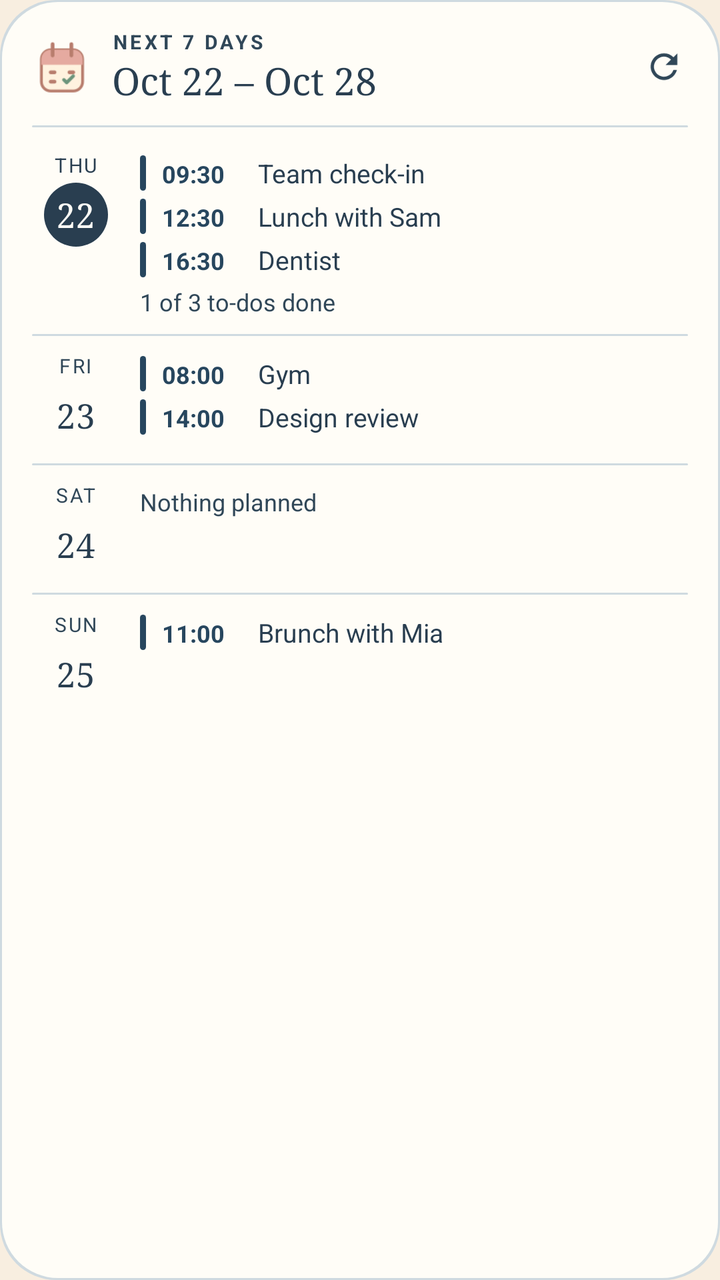
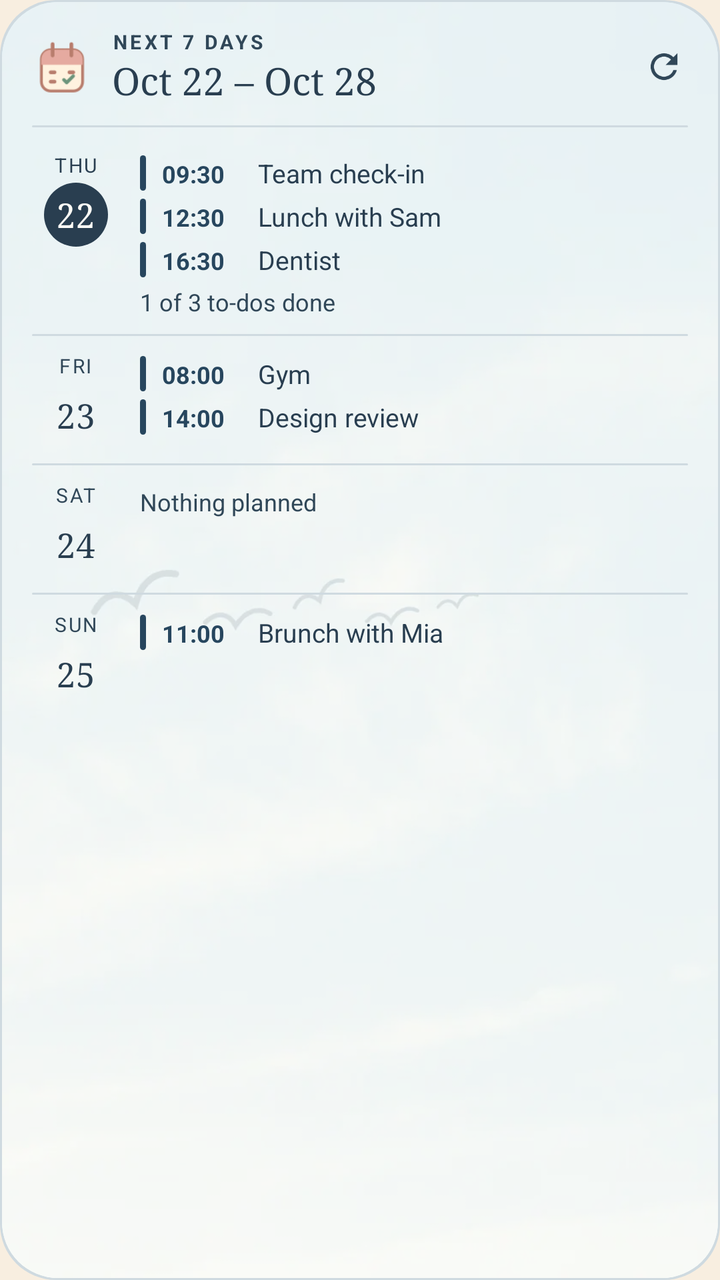

Before-and-after screenshots of an Android layout around one commit, followed by the original layout XML and the change that was made.
<!-- AndroidManifest.xml: application theme Screen -->
<!-- res/layout/widget_preview_week.xml -->
<?xml version="1.0" encoding="utf-8"?>
<FrameLayout xmlns:android="http://schemas.android.com/apk/res/android"
    xmlns:tools="http://schemas.android.com/tools"
    android:layout_width="match_parent"
    android:layout_height="match_parent"
    tools:ignore="HardcodedText,UseAppTint">

    <ImageView android:layout_width="match_parent" android:layout_height="match_parent" android:importantForAccessibility="no" android:scaleType="fitXY" android:src="@drawable/round_card" android:tint="@color/preview_line" />
    <ImageView android:layout_width="match_parent" android:layout_height="match_parent" android:layout_margin="1dp" android:importantForAccessibility="no" android:scaleType="fitXY" android:src="@drawable/round_card" android:tint="@color/preview_surface" />

    <LinearLayout android:layout_width="match_parent" android:layout_height="match_parent" android:orientation="vertical" android:paddingStart="16dp" android:paddingTop="14dp" android:paddingEnd="10dp" android:paddingBottom="6dp">
        <LinearLayout android:layout_width="match_parent" android:layout_height="wrap_content" android:gravity="center_vertical">
            <ImageView android:layout_width="30dp" android:layout_height="30dp" android:importantForAccessibility="no" android:src="@drawable/desk_schedule" />
            <LinearLayout android:layout_width="0dp" android:layout_height="wrap_content" android:layout_marginStart="10dp" android:layout_weight="1" android:orientation="vertical">
                <TextView android:layout_width="wrap_content" android:layout_height="wrap_content" android:letterSpacing="0.14" android:maxLines="1" android:text="@string/widget_label_week" android:textAllCaps="true" android:textColor="@color/preview_muted" android:textSize="10sp" android:textStyle="bold" />
                <TextView android:layout_width="wrap_content" android:layout_height="wrap_content" android:ellipsize="end" android:fontFamily="serif" android:maxLines="1" android:text="@string/preview_week_range" android:textColor="@color/preview_ink" android:textSize="19sp" />
            </LinearLayout>
            <ImageView android:layout_width="36dp" android:layout_height="36dp" android:importantForAccessibility="no" android:padding="8dp" android:src="@drawable/ic_refresh" android:tint="@color/preview_muted" />
        </LinearLayout>
        <ImageView android:layout_width="match_parent" android:layout_height="1dp" android:layout_marginTop="10dp" android:layout_marginEnd="6dp" android:importantForAccessibility="no" android:scaleType="fitXY" android:src="@drawable/round_card" android:tint="@color/preview_line" />

        <LinearLayout android:layout_width="match_parent" android:layout_height="wrap_content" android:orientation="vertical" android:paddingTop="4dp">
            
            <LinearLayout android:layout_width="match_parent" android:layout_height="wrap_content" android:paddingTop="8dp" android:paddingBottom="8dp">
                <LinearLayout android:layout_width="44dp" android:layout_height="wrap_content" android:gravity="center_horizontal" android:orientation="vertical">
                    <TextView android:layout_width="wrap_content" android:layout_height="wrap_content" android:letterSpacing="0.08" android:maxLines="1" android:text="@string/preview_weekday_thu" android:textColor="@color/preview_ink" android:textSize="10sp" />
                    <TextView android:layout_width="32dp" android:layout_height="32dp" android:layout_marginTop="2dp" android:background="@drawable/round_circle" android:backgroundTint="@color/preview_ink" android:fontFamily="serif" android:gravity="center" android:text="22" android:textColor="@color/preview_surface" android:textSize="17sp" />
                </LinearLayout>
                <LinearLayout android:layout_width="0dp" android:layout_height="wrap_content" android:layout_marginStart="10dp" android:layout_weight="1" android:orientation="vertical">
                    <LinearLayout android:layout_width="match_parent" android:layout_height="wrap_content" android:paddingTop="2dp" android:paddingBottom="2dp">
                        <ImageView android:layout_width="3dp" android:layout_height="match_parent" android:importantForAccessibility="no" android:scaleType="fitXY" android:src="@drawable/round_bar" android:tint="@color/preview_accent" />
                        <TextView android:layout_width="48dp" android:layout_height="wrap_content" android:layout_marginStart="8dp" android:maxLines="1" android:text="09:30" android:textColor="@color/preview_accent" android:textSize="12sp" android:textStyle="bold" />
                        <TextView android:layout_width="0dp" android:layout_height="wrap_content" android:layout_weight="1" android:ellipsize="end" android:maxLines="1" android:text="@string/preview_event_one" android:textColor="@color/preview_ink" android:textSize="13sp" />
                    </LinearLayout>
                    <LinearLayout android:layout_width="match_parent" android:layout_height="wrap_content" android:paddingTop="2dp" android:paddingBottom="2dp">
                        <ImageView android:layout_width="3dp" android:layout_height="match_parent" android:importantForAccessibility="no" android:scaleType="fitXY" android:src="@drawable/round_bar" android:tint="@color/preview_accent" />
                        <TextView android:layout_width="48dp" android:layout_height="wrap_content" android:layout_marginStart="8dp" android:maxLines="1" android:text="12:30" android:textColor="@color/preview_accent" android:textSize="12sp" android:textStyle="bold" />
                        <TextView android:layout_width="0dp" android:layout_height="wrap_content" android:layout_weight="1" android:ellipsize="end" android:maxLines="1" android:text="@string/preview_event_lunch" android:textColor="@color/preview_ink" android:textSize="13sp" />
                    </LinearLayout>
                    <LinearLayout android:layout_width="match_parent" android:layout_height="wrap_content" android:paddingTop="2dp" android:paddingBottom="2dp">
                        <ImageView android:layout_width="3dp" android:layout_height="match_parent" android:importantForAccessibility="no" android:scaleType="fitXY" android:src="@drawable/round_bar" android:tint="@color/preview_accent" />
                        <TextView android:layout_width="48dp" android:layout_height="wrap_content" android:layout_marginStart="8dp" android:maxLines="1" android:text="16:30" android:textColor="@color/preview_accent" android:textSize="12sp" android:textStyle="bold" />
                        <TextView android:layout_width="0dp" android:layout_height="wrap_content" android:layout_weight="1" android:ellipsize="end" android:maxLines="1" android:text="@string/preview_event_two" android:textColor="@color/preview_ink" android:textSize="13sp" />
                    </LinearLayout>
                    <TextView android:layout_width="match_parent" android:layout_height="wrap_content" android:paddingTop="2dp" android:text="@string/preview_week_tasks" android:textColor="@color/preview_muted" android:textSize="12sp" />
                </LinearLayout>
            </LinearLayout>

            <ImageView android:layout_width="match_parent" android:layout_height="1dp" android:layout_marginEnd="6dp" android:importantForAccessibility="no" android:scaleType="fitXY" android:src="@drawable/round_card" android:tint="@color/preview_line" />
            <LinearLayout android:layout_width="match_parent" android:layout_height="wrap_content" android:paddingTop="8dp" android:paddingBottom="8dp">
                <LinearLayout android:layout_width="44dp" android:layout_height="wrap_content" android:gravity="center_horizontal" android:orientation="vertical">
                    <TextView android:layout_width="wrap_content" android:layout_height="wrap_content" android:letterSpacing="0.08" android:maxLines="1" android:text="@string/preview_weekday_fri" android:textColor="@color/preview_muted" android:textSize="10sp" />
                    <TextView android:layout_width="32dp" android:layout_height="32dp" android:layout_marginTop="2dp" android:fontFamily="serif" android:gravity="center" android:text="23" android:textColor="@color/preview_ink" android:textSize="17sp" />
                </LinearLayout>
                <LinearLayout android:layout_width="0dp" android:layout_height="wrap_content" android:layout_marginStart="10dp" android:layout_weight="1" android:orientation="vertical">
                    <LinearLayout android:layout_width="match_parent" android:layout_height="wrap_content" android:paddingTop="2dp" android:paddingBottom="2dp">
                        <ImageView android:layout_width="3dp" android:layout_height="match_parent" android:importantForAccessibility="no" android:scaleType="fitXY" android:src="@drawable/round_bar" android:tint="@color/preview_accent" />
                        <TextView android:layout_width="48dp" android:layout_height="wrap_content" android:layout_marginStart="8dp" android:maxLines="1" android:text="08:00" android:textColor="@color/preview_accent" android:textSize="12sp" android:textStyle="bold" />
                        <TextView android:layout_width="0dp" android:layout_height="wrap_content" android:layout_weight="1" android:ellipsize="end" android:maxLines="1" android:text="@string/preview_event_gym" android:textColor="@color/preview_ink" android:textSize="13sp" />
                    </LinearLayout>
                    <LinearLayout android:layout_width="match_parent" android:layout_height="wrap_content" android:paddingTop="2dp" android:paddingBottom="2dp">
                        <ImageView android:layout_width="3dp" android:layout_height="match_parent" android:importantForAccessibility="no" android:scaleType="fitXY" android:src="@drawable/round_bar" android:tint="@color/preview_accent" />
                        <TextView android:layout_width="48dp" android:layout_height="wrap_content" android:layout_marginStart="8dp" android:maxLines="1" android:text="14:00" android:textColor="@color/preview_accent" android:textSize="12sp" android:textStyle="bold" />
                        <TextView android:layout_width="0dp" android:layout_height="wrap_content" android:layout_weight="1" android:ellipsize="end" android:maxLines="1" android:text="@string/preview_event_review" android:textColor="@color/preview_ink" android:textSize="13sp" />
                    </LinearLayout>
                </LinearLayout>
            </LinearLayout>

            <ImageView android:layout_width="match_parent" android:layout_height="1dp" android:layout_marginEnd="6dp" android:importantForAccessibility="no" android:scaleType="fitXY" android:src="@drawable/round_card" android:tint="@color/preview_line" />
            <LinearLayout android:layout_width="match_parent" android:layout_height="wrap_content" android:paddingTop="8dp" android:paddingBottom="8dp">
                <LinearLayout android:layout_width="44dp" android:layout_height="wrap_content" android:gravity="center_horizontal" android:orientation="vertical">
                    <TextView android:layout_width="wrap_content" android:layout_height="wrap_content" android:letterSpacing="0.08" android:maxLines="1" android:text="@string/preview_weekday_sat" android:textColor="@color/preview_muted" android:textSize="10sp" />
                    <TextView android:layout_width="32dp" android:layout_height="32dp" android:layout_marginTop="2dp" android:fontFamily="serif" android:gravity="center" android:text="24" android:textColor="@color/preview_ink" android:textSize="17sp" />
                </LinearLayout>
                <TextView android:layout_width="0dp" android:layout_height="wrap_content" android:layout_marginStart="10dp" android:layout_weight="1" android:paddingTop="2dp" android:text="@string/widget_free" android:textColor="@color/preview_muted" android:textSize="12sp" />
            </LinearLayout>

            <ImageView android:layout_width="match_parent" android:layout_height="1dp" android:layout_marginEnd="6dp" android:importantForAccessibility="no" android:scaleType="fitXY" android:src="@drawable/round_card" android:tint="@color/preview_line" />
            <LinearLayout android:layout_width="match_parent" android:layout_height="wrap_content" android:paddingTop="8dp" android:paddingBottom="8dp">
                <LinearLayout android:layout_width="44dp" android:layout_height="wrap_content" android:gravity="center_horizontal" android:orientation="vertical">
                    <TextView android:layout_width="wrap_content" android:layout_height="wrap_content" android:letterSpacing="0.08" android:maxLines="1" android:text="@string/preview_weekday_sun" android:textColor="@color/preview_muted" android:textSize="10sp" />
                    <TextView android:layout_width="32dp" android:layout_height="32dp" android:layout_marginTop="2dp" android:fontFamily="serif" android:gravity="center" android:text="25" android:textColor="@color/preview_ink" android:textSize="17sp" />
                </LinearLayout>
                <LinearLayout android:layout_width="0dp" android:layout_height="wrap_content" android:layout_marginStart="10dp" android:layout_weight="1" android:orientation="vertical">
                    <LinearLayout android:layout_width="match_parent" android:layout_height="wrap_content" android:paddingTop="2dp" android:paddingBottom="2dp">
                        <ImageView android:layout_width="3dp" android:layout_height="match_parent" android:importantForAccessibility="no" android:scaleType="fitXY" android:src="@drawable/round_bar" android:tint="@color/preview_accent" />
                        <TextView android:layout_width="48dp" android:layout_height="wrap_content" android:layout_marginStart="8dp" android:maxLines="1" android:text="11:00" android:textColor="@color/preview_accent" android:textSize="12sp" android:textStyle="bold" />
                        <TextView android:layout_width="0dp" android:layout_height="wrap_content" android:layout_weight="1" android:ellipsize="end" android:maxLines="1" android:text="@string/preview_event_brunch" android:textColor="@color/preview_ink" android:textSize="13sp" />
                    </LinearLayout>
                </LinearLayout>
            </LinearLayout>
        </LinearLayout>
    </LinearLayout>
</FrameLayout>
<!-- resources referenced by this layout -->
<resources>
  <color name="preview_accent">#27465E</color>
  <color name="preview_ink">#293E50</color>
  <color name="preview_line">#CFDAE0</color>
  <color name="preview_muted">#304758</color>
  <color name="preview_surface">#FFFDF7</color>
  <!-- drawable desk_schedule: png bitmap (drawable-nodpi, 2090 bytes) -->
  <!-- drawable ic_refresh (drawable) -->
  <?xml version="1.0" encoding="utf-8"?>
  <vector xmlns:android="http://schemas.android.com/apk/res/android"
      android:width="20dp" android:height="20dp" android:viewportWidth="24" android:viewportHeight="24">
      <path android:fillColor="#FFFFFFFF" android:pathData="M17.65,6.35A7.96,7.96 0,0 0,12 4a8,8 0,1 0,7.73 10h-2.08A6,6 0,1 1,12 6c1.66,0 3.14,0.69 4.22,1.78L13,11h7V4l-2.35,2.35z" />
  </vector>
  <!-- drawable round_bar (drawable) -->
  <?xml version="1.0" encoding="utf-8"?>
  <shape xmlns:android="http://schemas.android.com/apk/res/android" android:shape="rectangle">
      <solid android:color="#FFFFFFFF" />
      <corners android:radius="2dp" />
  </shape>
  <!-- drawable round_card (drawable) -->
  <?xml version="1.0" encoding="utf-8"?>
  <shape xmlns:android="http://schemas.android.com/apk/res/android" android:shape="rectangle">
      <solid android:color="#FFFFFFFF" />
      <corners android:radius="@dimen/widget_radius" />
  </shape>
  <!-- drawable round_circle (drawable) -->
  <?xml version="1.0" encoding="utf-8"?>
  <shape xmlns:android="http://schemas.android.com/apk/res/android" android:shape="oval">
      <solid android:color="#FFFFFFFF" />
      
  </shape>
  <string name="preview_event_brunch">Brunch with Mia</string>
  <string name="preview_event_gym">Gym</string>
  <string name="preview_event_lunch">Lunch with Sam</string>
  <string name="preview_event_one">Team check-in</string>
  <string name="preview_event_review">Design review</string>
  <string name="preview_event_two">Dentist</string>
  <string name="preview_week_range">Oct 22 – Oct 28</string>
  <string name="preview_week_tasks">1 of 3 to-dos done</string>
  <string name="preview_weekday_fri">FRI</string>
  <string name="preview_weekday_sat">SAT</string>
  <string name="preview_weekday_sun">SUN</string>
  <string name="preview_weekday_thu">THU</string>
  <string name="widget_free">Nothing planned</string>
  <string name="widget_label_week">Next 7 days</string>
  <style name="Screen" parent="@android:style/Theme.Material.Light.NoActionBar">
          <item name="android:windowBackground">@color/background</item>
          <item name="android:colorAccent">@color/sun</item>
          <item name="android:textColorPrimary">@color/ink</item>
          <item name="android:windowLightStatusBar">true</item>
      </style>
  <dimen name="widget_radius">16dp</dimen>
  <color name="background">#F8EEE0</color>
  <color name="sun">#D88B38</color>
  <color name="ink">#2B2620</color>
</resources>

<!-- the commit's change to res/layout/widget_preview_week.xml (unified diff, before → after) -->
@@ -6,7 +6,7 @@
     tools:ignore="HardcodedText,UseAppTint">
 
     <ImageView android:layout_width="match_parent" android:layout_height="match_parent" android:importantForAccessibility="no" android:scaleType="fitXY" android:src="@drawable/round_card" android:tint="@color/preview_line" />
-    <ImageView android:layout_width="match_parent" android:layout_height="match_parent" android:layout_margin="1dp" android:importantForAccessibility="no" android:scaleType="fitXY" android:src="@drawable/round_card" android:tint="@color/preview_surface" />
+    <ImageView android:layout_width="match_parent" android:layout_height="match_parent" android:layout_margin="1dp" android:background="@drawable/round_card" android:clipToOutline="true" android:importantForAccessibility="no" android:scaleType="centerCrop" android:src="@drawable/preview_scene" />
 
     <LinearLayout android:layout_width="match_parent" android:layout_height="match_parent" android:orientation="vertical" android:paddingStart="16dp" android:paddingTop="14dp" android:paddingEnd="10dp" android:paddingBottom="6dp">
         <LinearLayout android:layout_width="match_parent" android:layout_height="wrap_content" android:gravity="center_vertical">
<!-- resource entries referenced after the edit -->
@@ -12,6 +12,12 @@
       android:width="20dp" android:height="20dp" android:viewportWidth="24" android:viewportHeight="24">
       <path android:fillColor="#FFFFFFFF" android:pathData="M17.65,6.35A7.96,7.96 0,0 0,12 4a8,8 0,1 0,7.73 10h-2.08A6,6 0,1 1,12 6c1.66,0 3.14,0.69 4.22,1.78L13,11h7V4l-2.35,2.35z" />
   </vector>
+  <!-- drawable preview_scene (drawable) -->
+  <?xml version="1.0" encoding="utf-8"?>
+  <layer-list xmlns:android="http://schemas.android.com/apk/res/android">
+      <item android:drawable="@drawable/preview_art" />
+      <item><shape><solid android:color="@color/preview_scene_wash" /></shape></item>
+  </layer-list>
   <!-- drawable round_bar (drawable) -->
   <?xml version="1.0" encoding="utf-8"?>
   <shape xmlns:android="http://schemas.android.com/apk/res/android" android:shape="rectangle">
@@ -50,6 +56,7 @@
           <item name="android:textColorPrimary">@color/ink</item>
           <item name="android:windowLightStatusBar">true</item>
       </style>
+  <color name="preview_scene_wash">#96FFFDF7</color>
   <dimen name="widget_radius">16dp</dimen>
   <color name="background">#F8EEE0</color>
   <color name="sun">#D88B38</color>
